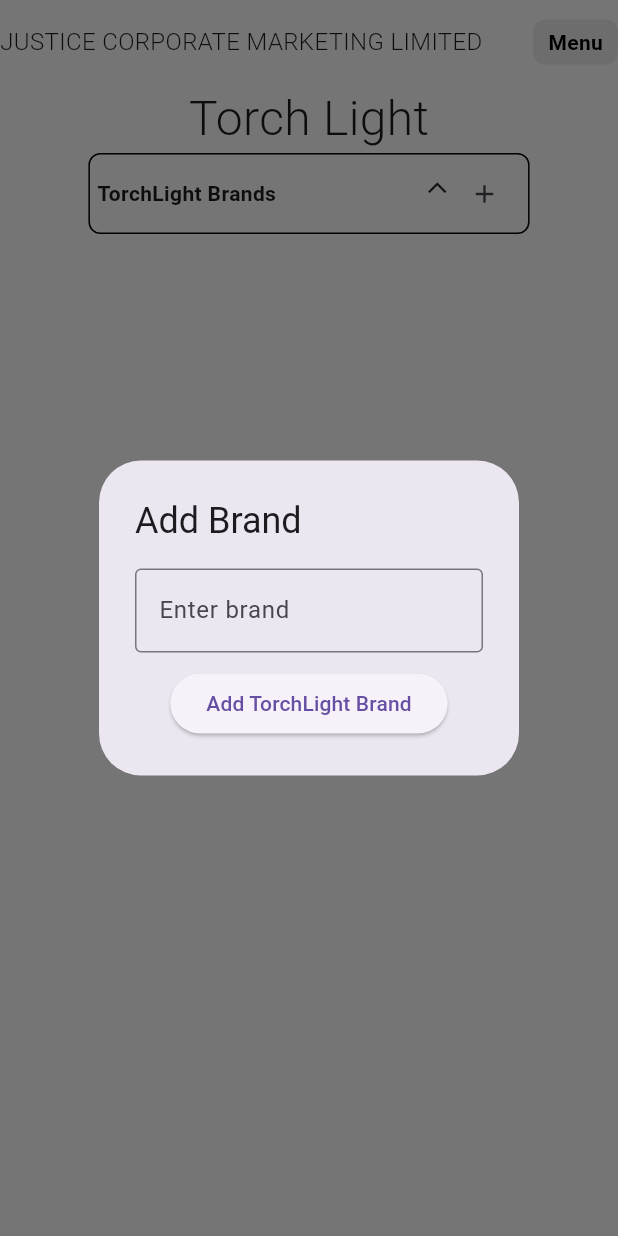
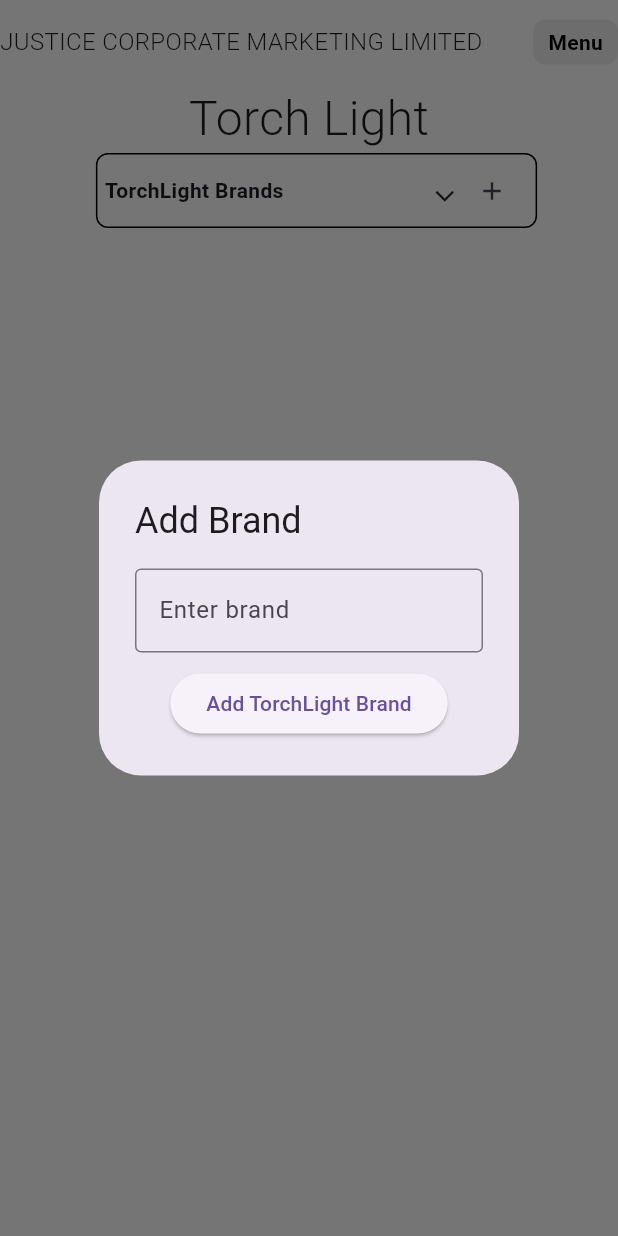
Before and after one commit to marvelous-code/justice_corporate, a Flutter app: the Torchlight screen opened by its route, after a tap on the "add" icon, on a phone screen of 412 x 824 dp. Run offline on Flutter 3.47's test engine with Material 3 defaults, Android fonts, the phone set to English and light mode, and no system bars; our stand-ins replace cloud_firestore, firebase_core, google_fonts, image_picker, smooth_page_indicator; accounts and stored records are empty.

Commit message:
update message

```diff
--- a/lib/screens/torchlight.dart
+++ b/lib/screens/torchlight.dart
@@ -16,7 +16,7 @@
 class _TorchlightState extends State<Torchlight> {
   final TextEditingController _controller = TextEditingController();
   List<String> _torchLightBrands = [];
-  bool isClicked = true;
+  bool isClicked = false;
   bool isHovered = false;
   bool absorbing = false;
   final _formKey = GlobalKey<FormState>();
@@ -64,7 +64,7 @@
 
       try {
         await uploadImageWithData('TorchLight', selectedOption!, productData);
-
+        if (!mounted) return;
         ScaffoldMessenger.of(context).showSnackBar(
           const SnackBar(content: Text("✅ Product uploaded with image")),
         );
@@ -73,6 +73,7 @@
         _unitsController.clear();
         _availabilityController.clear();
       } catch (e) {
+        if (!mounted) return;
         ScaffoldMessenger.of(
           context,
         ).showSnackBar(SnackBar(content: Text("❌ Upload failed: $e")));
@@ -107,8 +108,6 @@
     Size screenSize = MediaQuery.of(context).size;
 
     return SafeArea(
-      child: AbsorbPointer(
-        absorbing: absorbing,
       child: Scaffold(
         backgroundColor: Colors.white,
         body: Column(
@@ -117,10 +116,7 @@
 
             Text(
               'Torch Light',
-                style: const TextStyle(
-                  fontSize: 32,
-                  fontWeight: FontWeight.w300,
-                ),
+              style: const TextStyle(fontSize: 32, fontWeight: FontWeight.w300),
             ),
 
             Expanded(
@@ -136,8 +132,9 @@
                   Expanded(
                     flex: 3,
                     child: Column(
+                      crossAxisAlignment: CrossAxisAlignment.center,
                       children: [
-                          if (screenSize.width < 800) _buildMobileDropdown(),
+                        if (screenSize.width < 800) _buildSidebar(),
 
                         Expanded(
                           child: Padding(
@@ -145,9 +142,7 @@
                             child:
                                 selectedOption == null
                                     ? const Center(
-                                        child: Text(
-                                          'Please select torch brand',
-                                        ),
+                                      child: Text('Please select torch brand'),
                                     )
                                     : ProductsGrid(
                                       selectedOption: selectedOption!,
@@ -170,7 +165,6 @@
           ],
         ),
       ),
-      ),
     );
   }
 
@@ -179,7 +173,7 @@
       child: Padding(
         padding: const EdgeInsets.fromLTRB(10, 0, 0, 0),
         child: Column(
-          crossAxisAlignment: CrossAxisAlignment.start,
+          crossAxisAlignment: CrossAxisAlignment.center,
           children: [
             MouseRegion(
               onEnter: (_) => setState(() => isHovered = true),
@@ -188,7 +182,7 @@
                 onTap: () => setState(() => isClicked = !isClicked),
                 child: AnimatedContainer(
                   padding: const EdgeInsets.symmetric(
-                    vertical: 5,
+                    vertical: !kIsWeb ? 0 : 5,
                     horizontal: 5,
                   ),
                   duration: const Duration(milliseconds: 400),
@@ -212,6 +206,41 @@
                       Transform.rotate(
                         angle: isClicked ? math.pi / 2 : math.pi * 1.5,
                         child: const Icon(Icons.arrow_back_ios, size: 15),
+                      ),
+                      if (!kIsWeb)
+                        IconButton(
+                          onPressed: () {
+                            showDialog(
+                              context: context,
+                              builder:
+                                  (context) => AlertDialog(
+                                    title: const Text("Add Brand"),
+                                    content: Column(
+                                      mainAxisSize: MainAxisSize.min,
+                                      children: [
+                                        TextField(
+                                          controller: _controller,
+                                          decoration: const InputDecoration(
+                                            labelText: "Enter brand",
+                                            border: OutlineInputBorder(),
+                                          ),
+                                        ),
+                                        const SizedBox(height: 10),
+                                        ElevatedButton(
+                                          onPressed: () {
+                                            _addItem();
+                                            Navigator.of(context).pop();
+                                          },
+                                          child: const Text(
+                                            "Add TorchLight Brand",
+                                          ),
+                                        ),
+                                      ],
+                                    ),
+                                  ),
+                            );
+                          },
+                          icon: const Icon(Icons.add, size: 20),
                         ),
                     ],
                   ),
@@ -365,17 +394,21 @@
             crossAxisSpacing: 10,
             mainAxisSpacing: 10,
           ),
-          itemCount: products.length,
+          itemCount: products.length + 1,
           itemBuilder: (context, index) {
-            final product = products[index].data() as Map<String, dynamic>;
+            final product =
+                index != products.length
+                    ? products[index].data() as Map<String, dynamic>
+                    : null;
 
             Uint8List? imageBytes;
-            if (product['imageBase64'] != null) {
-              imageBytes = base64Decode(product['imageBase64']);
+            if (product?['imageBase64'] != null) {
+              imageBytes = base64Decode(product?['imageBase64']);
             }
 
-            return (index == products.length - 1 && !kIsWeb)
-                ? _buildEmptyState(context)
+            //return (index == products.length && !kIsWeb)
+            return (index == products.length)
+                ? (!kIsWeb ? _buildEmptyState(context) : null)
                 : Card(
                   color: Colors.white,
                   shape: RoundedRectangleBorder(
@@ -409,15 +442,15 @@
                           crossAxisAlignment: CrossAxisAlignment.start,
                           children: [
                             Text(
-                              product['productName'] ?? 'Unnamed',
+                              product?['productName'] ?? 'Unnamed',
                               style: const TextStyle(
                                 fontWeight: FontWeight.bold,
                               ),
                             ),
                             const SizedBox(height: 4),
-                            Text("${product['unitsInCarton'] ?? '0'} units"),
+                            Text("${product?['unitsInCarton'] ?? '0'} units"),
                             Text(
-                              product['availability'] ?? '',
+                              product?['availability'] ?? '',
                               style: const TextStyle(color: Colors.green),
                             ),
                           ],
```
Lines whose indentation alone changed are shown as unchanged.
